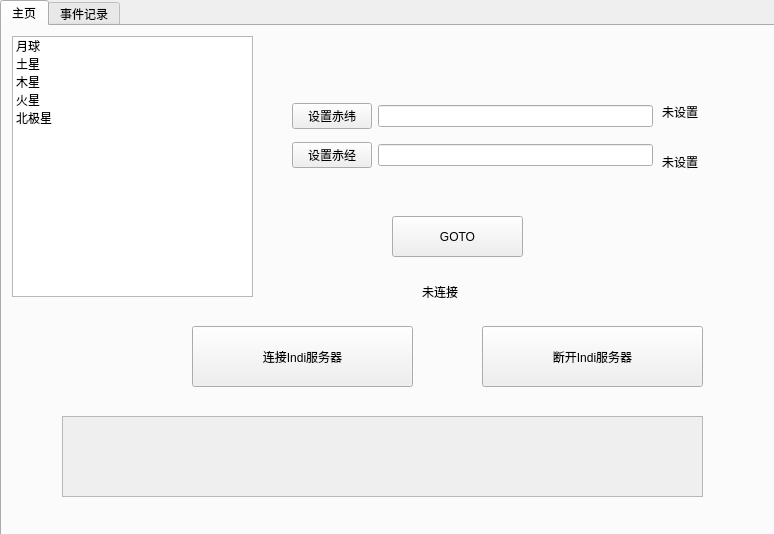
Old version of the form telescope_bishe/Telescope.ui in the repository 36jk/bishe.
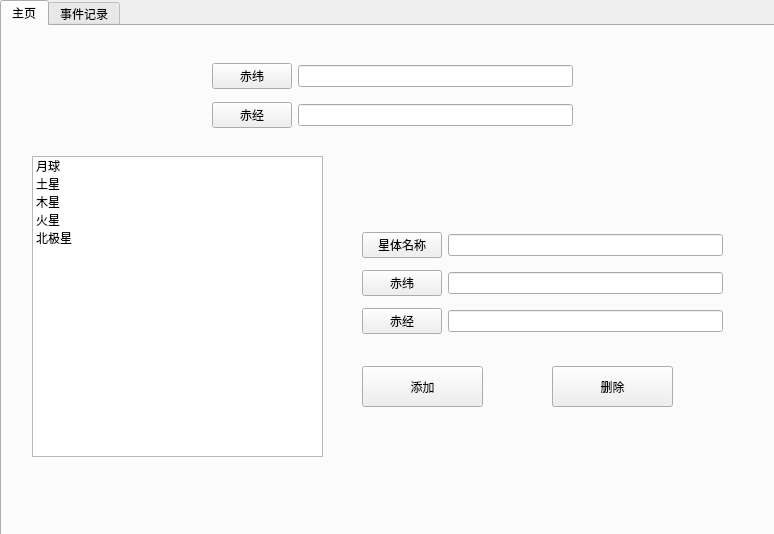
New version of the form.

The edit to the form file:
```diff
--- a/telescope_bishe/Telescope.ui
+++ b/telescope_bishe/Telescope.ui
@@ -38,37 +38,11 @@
     <attribute name="title">
      <string>主页</string>
     </attribute>
-    <widget class="QPushButton" name="HButton_Server">
-     <property name="geometry">
-      <rect>
-       <x>190</x>
-       <y>300</y>
-       <width>221</width>
-       <height>61</height>
-      </rect>
-     </property>
-     <property name="text">
-      <string>连接Indi服务器</string>
-     </property>
-    </widget>
-    <widget class="QPushButton" name="HButton_Server_dis">
-     <property name="geometry">
-      <rect>
-       <x>480</x>
-       <y>300</y>
-       <width>221</width>
-       <height>61</height>
-      </rect>
-     </property>
-     <property name="text">
-      <string>断开Indi服务器</string>
-     </property>
-    </widget>
     <widget class="QWidget" name="verticalLayoutWidget_4">
      <property name="geometry">
       <rect>
-       <x>290</x>
-       <y>70</y>
+       <x>210</x>
+       <y>30</y>
        <width>361</width>
        <height>81</height>
       </rect>
@@ -79,7 +53,7 @@
         <item>
          <widget class="QPushButton" name="SButton_RA">
           <property name="text">
-           <string>设置赤纬</string>
+           <string>赤纬</string>
           </property>
          </widget>
         </item>
@@ -97,7 +71,7 @@
         <item>
          <widget class="QPushButton" name="SButton_DEC">
           <property name="text">
-           <string>设置赤经</string>
+           <string>赤经</string>
           </property>
          </widget>
         </item>
@@ -112,65 +86,13 @@
       </item>
      </layout>
     </widget>
-    <widget class="QLabel" name="statu_Qlabel">
-     <property name="geometry">
-      <rect>
-       <x>420</x>
-       <y>250</y>
-       <width>91</width>
-       <height>31</height>
-      </rect>
-     </property>
-     <property name="text">
-      <string>未连接</string>
-     </property>
-    </widget>
-    <widget class="QPushButton" name="GotoButton">
-     <property name="geometry">
-      <rect>
-       <x>390</x>
-       <y>190</y>
-       <width>131</width>
-       <height>41</height>
-      </rect>
-     </property>
-     <property name="text">
-      <string>GOTO</string>
-     </property>
-    </widget>
-    <widget class="QLabel" name="statu_RA_label">
-     <property name="geometry">
-      <rect>
-       <x>660</x>
-       <y>70</y>
-       <width>51</width>
-       <height>31</height>
-      </rect>
-     </property>
-     <property name="text">
-      <string>未设置</string>
-     </property>
-    </widget>
-    <widget class="QLabel" name="statu_DEC_label">
-     <property name="geometry">
-      <rect>
-       <x>660</x>
-       <y>120</y>
-       <width>61</width>
-       <height>31</height>
-      </rect>
-     </property>
-     <property name="text">
-      <string>未设置</string>
-     </property>
-    </widget>
     <widget class="QListWidget" name="Star_database">
      <property name="geometry">
       <rect>
-       <x>10</x>
-       <y>10</y>
-       <width>241</width>
-       <height>261</height>
+       <x>30</x>
+       <y>130</y>
+       <width>291</width>
+       <height>301</height>
       </rect>
      </property>
      <item>
@@ -199,28 +121,93 @@
       </property>
      </item>
     </widget>
-    <widget class="QScrollArea" name="scrollArea">
+    <widget class="QPushButton" name="addball_button">
      <property name="geometry">
       <rect>
-       <x>60</x>
-       <y>390</y>
-       <width>641</width>
-       <height>81</height>
+       <x>360</x>
+       <y>340</y>
+       <width>121</width>
+       <height>41</height>
       </rect>
      </property>
-     <property name="widgetResizable">
-      <bool>true</bool>
+     <property name="text">
+      <string>添加</string>
      </property>
-     <widget class="QWidget" name="scrollAreaWidgetContents">
-      <property name="geometry">
-       <rect>
-        <x>0</x>
-        <y>0</y>
-        <width>639</width>
-        <height>79</height>
-       </rect>
-      </property>
-     </widget>
+    </widget>
+    <widget class="QPushButton" name="deleteball_button">
+     <property name="geometry">
+      <rect>
+       <x>550</x>
+       <y>340</y>
+       <width>121</width>
+       <height>41</height>
+      </rect>
+     </property>
+     <property name="text">
+      <string>删除</string>
+     </property>
+    </widget>
+    <widget class="QWidget" name="verticalLayoutWidget_5">
+     <property name="geometry">
+      <rect>
+       <x>360</x>
+       <y>200</y>
+       <width>361</width>
+       <height>116</height>
+      </rect>
+     </property>
+     <layout class="QVBoxLayout" name="verticalLayout_5">
+      <item>
+       <layout class="QHBoxLayout" name="horizontalLayout">
+        <item>
+         <widget class="QPushButton" name="addballname">
+          <property name="text">
+           <string>星体名称</string>
+          </property>
+         </widget>
+        </item>
+        <item>
+         <widget class="QLineEdit" name="addlineEdit_ballname"/>
+        </item>
+       </layout>
+      </item>
+      <item>
+       <layout class="QHBoxLayout" name="horizontalLayout_ChiW_3">
+        <item>
+         <widget class="QPushButton" name="addball_RA">
+          <property name="text">
+           <string>赤纬</string>
+          </property>
+         </widget>
+        </item>
+        <item>
+         <widget class="QLineEdit" name="addLineEdit_RA">
+          <property name="text">
+           <string/>
+          </property>
+         </widget>
+        </item>
+       </layout>
+      </item>
+      <item>
+       <layout class="QHBoxLayout" name="horizontalLayout_ChiJ_3">
+        <item>
+         <widget class="QPushButton" name="addball_DEC">
+          <property name="text">
+           <string>赤经</string>
+          </property>
+         </widget>
+        </item>
+        <item>
+         <widget class="QLineEdit" name="addLineEdit_DEC">
+          <property name="text">
+           <string/>
+          </property>
+         </widget>
+        </item>
+       </layout>
+      </item>
+     </layout>
     </widget>
    </widget>
    <widget class="QWidget" name="record">
```
Left out of the diff: 4 changed lines with no effect on the pictures.
